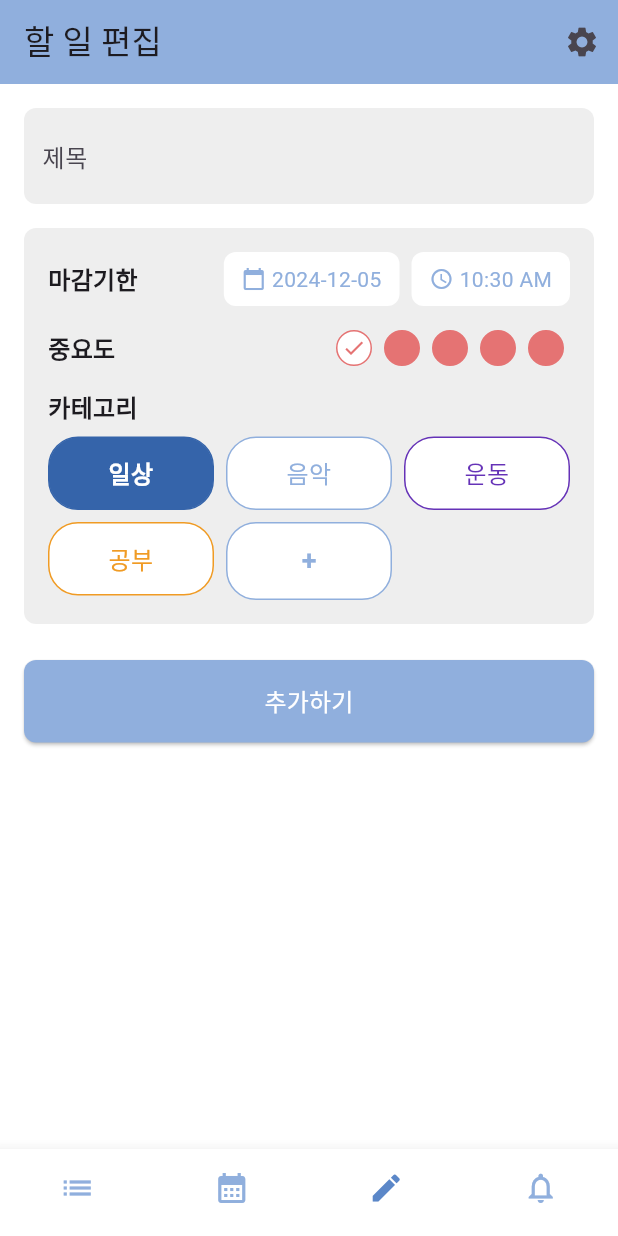
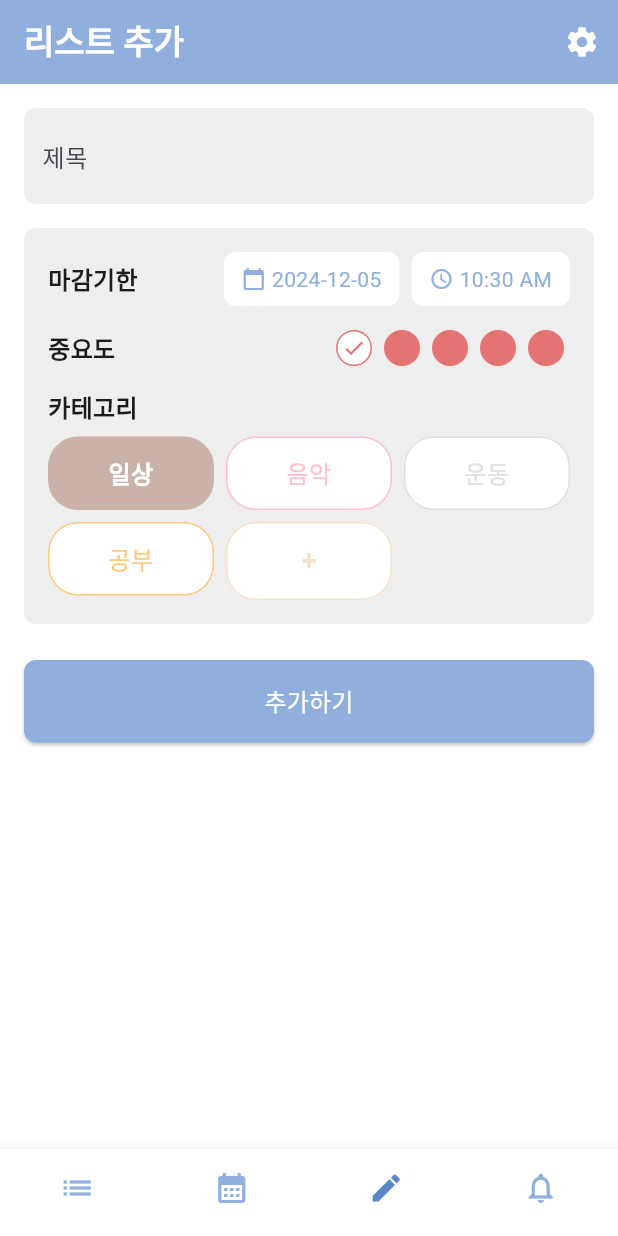
Before and after one commit to Mirum-List/Mirum-List, a Flutter app: the screen it shows once a user with an empty profile is signed in, item 3 of the bottom bar chosen, on a phone screen of 412 x 824 dp. Run offline on Flutter 3.47's test engine with Material 3 defaults, Android fonts, the light colour scheme and no system bars; our stand-ins replace cloud_firestore, firebase_auth, firebase_core, table_calendar; accounts and stored records are empty.

Commit message:
리스트 추천순위 기준 정렬 구현 및 앱바/카테고리 색상 변경 등

```diff
--- a/lib/editList/edit_list_screen.dart
+++ b/lib/addList/add_list_screen.dart
@@ -4,7 +4,6 @@ import 'package:flutter/material.dart';
 import '../const/colors.dart';
 import 'package:intl/intl.dart'; // 날짜 형식 처리를 위한 패키지
 import 'package:cloud_firestore/cloud_firestore.dart'; // Firestore 패키지 추가
-import '../model/task.dart'; // Task 모델 임포트
 
 class EditListScreen extends StatefulWidget {
   const EditListScreen({super.key});
@@ -16,7 +15,8 @@ class EditListScreen extends StatefulWidget {
 class _EditListScreenState extends State<EditListScreen> {
   // 컨트롤러
   final TextEditingController _titleController = TextEditingController();
-  final TextEditingController _customCategoryController = TextEditingController();
+  final TextEditingController _customCategoryController =
+      TextEditingController();
 
   // 상태 변수
   DateTime _selectedDate = DateTime.now();
@@ -74,7 +74,7 @@ class _EditListScreenState extends State<EditListScreen> {
             });
           },
           child: Container(
-            margin: EdgeInsets.symmetric(horizontal: 4.0),
+            margin: const EdgeInsets.symmetric(horizontal: 4.0),
             width: 24,
             height: 24,
             decoration: BoxDecoration(
@@ -83,7 +83,7 @@ class _EditListScreenState extends State<EditListScreen> {
               border: Border.all(color: normalRedColor),
             ),
             child: i <= _selectedImportance
-                ? Icon(
+                ? const Icon(
                     Icons.check,
                     size: 16,
                     color: normalRedColor,
@@ -119,7 +119,8 @@ class _EditListScreenState extends State<EditListScreen> {
                 },
                 child: Container(
                   width: buttonWidth,
-                  padding: EdgeInsets.symmetric(horizontal: 12, vertical: 12), // 패딩 증가
+                  padding: const EdgeInsets.symmetric(
+                      horizontal: 12, vertical: 12), // 패딩 증가
                   decoration: BoxDecoration(
                     color: _selectedCategory == category
                         ? _getCategoryColor(category)
@@ -151,17 +152,18 @@ class _EditListScreenState extends State<EditListScreen> {
               },
               child: Container(
                 width: buttonWidth,
-                padding: EdgeInsets.symmetric(horizontal: 12, vertical: 12), // 패딩 증가
+                padding: const EdgeInsets.symmetric(
+                    horizontal: 12, vertical: 12), // 패딩 증가
                 decoration: BoxDecoration(
                   color: whiteColor,
-                  border: Border.all(color: mainColor),
+                  border: Border.all(color: beigeColor),
                   borderRadius: BorderRadius.circular(20),
                 ),
-                child: Center(
+                child: const Center(
                   child: Text(
                     '+',
                     style: TextStyle(
-                      color: mainColor,
+                      color: beigeColor,
                       fontSize: 18,
                       fontWeight: FontWeight.bold,
                     ),
@@ -179,15 +181,15 @@ class _EditListScreenState extends State<EditListScreen> {
   Color _getCategoryColor(String category) {
     switch (category) {
       case '운동':
-        return lightpurple;
+        return ligthGreyColor;
       case '공부':
         return lightorange;
       case '음악':
-        return normalBlueColor;
+        return pinkColor;
       case '일상':
-        return moreDeepBlueColor;
+        return brownColor;
       default:
-        return lightBlueColor;
+        return beigeColor;
     }
   }
 
@@ -196,7 +198,7 @@ class _EditListScreenState extends State<EditListScreen> {
     String title = _titleController.text.trim();
     if (title.isEmpty) {
       ScaffoldMessenger.of(context).showSnackBar(
-        SnackBar(content: Text('제목을 입력해주세요.')),
+        const SnackBar(content: Text('제목을 입력해주세요.')),
       );
       return;
     }
@@ -233,7 +235,7 @@ class _EditListScreenState extends State<EditListScreen> {
     try {
       await _firestore.collection('tasks').add(taskData);
       ScaffoldMessenger.of(context).showSnackBar(
-        SnackBar(content: Text('할 일이 추가되었습니다!')),
+        const SnackBar(content: Text('할 일이 추가되었습니다!')),
       );
 
       // 필드 초기화
@@ -247,7 +249,7 @@ class _EditListScreenState extends State<EditListScreen> {
     } catch (e) {
       print('Error adding task: $e');
       ScaffoldMessenger.of(context).showSnackBar(
-        SnackBar(content: Text('할 일 추가에 실패했습니다. 다시 시도해주세요.')),
+        const SnackBar(content: Text('할 일 추가에 실패했습니다. 다시 시도해주세요.')),
       );
     }
   }
@@ -258,10 +260,10 @@ class _EditListScreenState extends State<EditListScreen> {
       context: context,
       builder: (BuildContext context) {
         return AlertDialog(
-          title: Text('카테고리 추가'),
+          title: const Text('카테고리 추가'),
           content: TextField(
             controller: _customCategoryController,
-            decoration: InputDecoration(
+            decoration: const InputDecoration(
               hintText: '새 카테고리를 입력하세요',
             ),
           ),
@@ -271,12 +273,13 @@ class _EditListScreenState extends State<EditListScreen> {
                 _customCategoryController.clear();
                 Navigator.of(context).pop();
               },
-              child: Text('취소'),
+              child: const Text('취소'),
             ),
             TextButton(
               onPressed: () {
                 String newCategory = _customCategoryController.text.trim();
-                if (newCategory.isNotEmpty && !_categories.contains(newCategory)) {
+                if (newCategory.isNotEmpty &&
+                    !_categories.contains(newCategory)) {
                   setState(() {
                     _categories.add(newCategory);
                     _selectedCategory = newCategory;
@@ -285,7 +288,7 @@ class _EditListScreenState extends State<EditListScreen> {
                 _customCategoryController.clear();
                 Navigator.of(context).pop();
               },
-              child: Text('추가'),
+              child: const Text('추가'),
             ),
           ],
         );
@@ -299,28 +302,28 @@ class _EditListScreenState extends State<EditListScreen> {
     return Scaffold(
       backgroundColor: Colors.white,
       body: SingleChildScrollView(
-        padding: EdgeInsets.all(16.0),
+        padding: const EdgeInsets.all(16.0),
         child: Column(
           children: [
             // 제목 입력 필드
             Container(
-              padding: EdgeInsets.symmetric(horizontal: 12, vertical: 8),
+              padding: const EdgeInsets.symmetric(horizontal: 12, vertical: 8),
               decoration: BoxDecoration(
                 color: Colors.grey[200],
                 borderRadius: BorderRadius.circular(8),
               ),
               child: TextField(
                 controller: _titleController,
-                decoration: InputDecoration(
+                decoration: const InputDecoration(
                   hintText: '제목',
                   border: InputBorder.none,
                 ),
               ),
             ),
-            SizedBox(height: 16.0),
+            const SizedBox(height: 16.0),
             // 마감기한, 중요도, 카테고리 박스
             Container(
-              padding: EdgeInsets.all(16.0),
+              padding: const EdgeInsets.all(16.0),
               decoration: BoxDecoration(
                 color: Colors.grey[200],
                 borderRadius: BorderRadius.circular(8),
@@ -332,7 +335,7 @@ class _EditListScreenState extends State<EditListScreen> {
                   Row(
                     mainAxisAlignment: MainAxisAlignment.spaceBetween,
                     children: [
-                      Text(
+                      const Text(
                         '마감기한',
                         style: TextStyle(
                           fontSize: 16.0,
@@ -345,20 +348,21 @@ class _EditListScreenState extends State<EditListScreen> {
                           GestureDetector(
                             onTap: _pickDate,
                             child: Container(
-                              padding:
-                                  EdgeInsets.symmetric(horizontal: 12, vertical: 8),
+                              padding: const EdgeInsets.symmetric(
+                                  horizontal: 12, vertical: 8),
                               decoration: BoxDecoration(
                                 color: Colors.white,
                                 borderRadius: BorderRadius.circular(8),
                               ),
                               child: Row(
                                 children: [
-                                  Icon(Icons.calendar_today,
+                                  const Icon(Icons.calendar_today,
                                       size: 16.0, color: mainColor),
-                                  SizedBox(width: 4.0),
+                                  const SizedBox(width: 4.0),
                                   Text(
-                                    DateFormat('yyyy-MM-dd').format(_selectedDate),
-                                    style: TextStyle(
+                                    DateFormat('yyyy-MM-dd')
+                                        .format(_selectedDate),
+                                    style: const TextStyle(
                                       color: mainColor,
                                     ),
                                   ),
@@ -366,25 +370,25 @@ class _EditListScreenState extends State<EditListScreen> {
                               ),
                             ),
                           ),
-                          SizedBox(width: 8.0),
+                          const SizedBox(width: 8.0),
                           // 시간 선택
                           GestureDetector(
                             onTap: _pickTime,
                             child: Container(
-                              padding:
-                                  EdgeInsets.symmetric(horizontal: 12, vertical: 8),
+                              padding: const EdgeInsets.symmetric(
+                                  horizontal: 12, vertical: 8),
                               decoration: BoxDecoration(
                                 color: Colors.white,
                                 borderRadius: BorderRadius.circular(8),
                               ),
                               child: Row(
                                 children: [
-                                  Icon(Icons.access_time,
+                                  const Icon(Icons.access_time,
                                       size: 16.0, color: mainColor),
-                                  SizedBox(width: 4.0),
+                                  const SizedBox(width: 4.0),
                                   Text(
                                     _selectedTime.format(context),
-                                    style: TextStyle(
+                                    style: const TextStyle(
                                       color: mainColor,
                                     ),
                                   ),
@@ -396,12 +400,12 @@ class _EditListScreenState extends State<EditListScreen> {
                       ),
                     ],
                   ),
-                  SizedBox(height: 16.0),
+                  const SizedBox(height: 16.0),
                   // 중요도
                   Row(
                     mainAxisAlignment: MainAxisAlignment.spaceBetween,
                     children: [
-                      Text(
+                      const Text(
                         '중요도',
                         style: TextStyle(
                           fontSize: 16.0,
@@ -411,21 +415,21 @@ class _EditListScreenState extends State<EditListScreen> {
                       _buildImportanceSelector(),
                     ],
                   ),
-                  SizedBox(height: 16.0),
+                  const SizedBox(height: 16.0),
                   // 카테고리
-                  Text(
+                  const Text(
                     '카테고리',
                     style: TextStyle(
                       fontSize: 16.0,
                       fontWeight: FontWeight.bold,
                     ),
                   ),
-                  SizedBox(height: 8.0),
+                  const SizedBox(height: 8.0),
                   _buildCategoryButtons(),
                 ],
               ),
             ),
-            SizedBox(height: 24.0),
+            const SizedBox(height: 24.0),
             // 추가하기 버튼
             SizedBox(
               width: double.infinity,
@@ -433,12 +437,12 @@ class _EditListScreenState extends State<EditListScreen> {
                 onPressed: _addTask, // Firestore에 데이터 저장 함수 호출
                 style: ElevatedButton.styleFrom(
                   backgroundColor: mainColor,
-                  padding: EdgeInsets.symmetric(vertical: 16.0),
+                  padding: const EdgeInsets.symmetric(vertical: 16.0),
                   shape: RoundedRectangleBorder(
                     borderRadius: BorderRadius.circular(8.0),
                   ),
                 ),
-                child: Text(
+                child: const Text(
                   '추가하기',
                   style: TextStyle(
                     fontSize: 16.0,
--- a/lib/const/colors.dart
+++ b/lib/const/colors.dart
@@ -9,11 +9,14 @@ const deepBlueColor = Color(0xFF5B87C8);
 const normalBlueColor = Color(0xFF90AFDD);
 const lightBlueColor = Color(0xFFADCDFC);
 const normalRedColor = Color(0xFFE57373);
-const lightpurple = Color.fromARGB(255, 101, 50, 183);
-const lightRed = Color.fromARGB(255, 255, 159, 159);
-const lightorange = Color.fromARGB(255, 240, 155, 36);
-const lightYellow = Color.fromARGB(255, 255, 214, 111);
-const lightgreen = Color.fromARGB(255, 164, 233, 167);
+const lightpurple = Color.fromARGB(255, 196, 160, 255);
+const lightRed = Color.fromARGB(156, 255, 107, 107);
+const lightorange = Color.fromARGB(255, 255, 200, 123);
+const lightYellow = Color.fromARGB(121, 255, 191, 28);
+const lightgreen = Color.fromARGB(144, 90, 192, 132);
 const blackColor = Color(0xFF000000);
 const ligthGreyColor = Color(0xFFE0E0E0);
 const greyColor = Color(0xFF9E9E9E);
+const brownColor = Color.fromARGB(255, 202, 178, 170);
+const pinkColor = Color.fromARGB(255, 255, 191, 202);
+const beigeColor = Color.fromARGB(255, 244, 226, 204);
--- a/lib/home/main_screen.dart
+++ b/lib/home/main_screen.dart
@@ -3,7 +3,7 @@ import 'package:intl/intl.dart';
 import 'package:mirum_list/Log/log_screen.dart';
 import 'package:mirum_list/calendar/calendar_screen.dart';
 import 'package:mirum_list/const/colors.dart';
-import 'package:mirum_list/editList/edit_list_screen.dart';
+import 'package:mirum_list/addList/add_list_screen.dart';
 import 'package:mirum_list/listView/list_view_screen.dart';
 import 'package:mirum_list/settings/settings_screen.dart';
 import 'package:firebase_auth/firebase_auth.dart';
@@ -27,7 +27,7 @@ class _MainScreenState extends State<MainScreen> {
   Widget _getCurrentPage() {
     switch (_selectedIndex) {
       case 0:
-        return  ListViewScreen();
+        return ListViewScreen();
       case 1:
         return const CalendarScreen();
       case 2:
@@ -42,26 +42,32 @@ class _MainScreenState extends State<MainScreen> {
   Widget _getAppBarTitle() {
     switch (_selectedIndex) {
       case 0:
-        return const Text('리스트 보기');
+        return const Text('리스트 보기',
+            style: TextStyle(fontWeight: FontWeight.bold));
       case 1:
         return Text.rich(
           TextSpan(
             children: [
-              TextSpan(
+              const TextSpan(
                 text: 'Today is  ',
-                style: const TextStyle(fontSize: 14.0, color: Colors.black),
+                style: TextStyle(
+                    fontSize: 14.0,
+                    color: whiteColor,
+                    fontWeight: FontWeight.bold),
               ),
               TextSpan(
                 text: DateFormat('yyyy.MM.dd').format(DateTime.now()),
-                style: const TextStyle(fontSize: 18.0, fontWeight: FontWeight.bold),
+                style: const TextStyle(
+                    fontSize: 18.0, fontWeight: FontWeight.bold),
               ),
             ],
           ),
         );
       case 2:
-        return Text('할 일 편집');
+        return const Text('리스트 추가',
+            style: TextStyle(fontWeight: FontWeight.bold));
       case 3:
-        return const Text('로그');
+        return const Text('로그', style: TextStyle(fontWeight: FontWeight.bold));
       default:
         return const Text('');
     }
@@ -76,6 +82,7 @@ class _MainScreenState extends State<MainScreen> {
     return Scaffold(
       appBar: AppBar(
         title: _getAppBarTitle(),
+        foregroundColor: whiteColor,
         backgroundColor: mainColor,
         actions: [
           IconButton(
```
Also changed, not shown: lib/Log/log_screen.dart (+10 -8 lines), lib/calendar/calendar_screen.dart (+24 -18 lines), lib/listView/list_view_screen.dart (+81 -24 lines).
